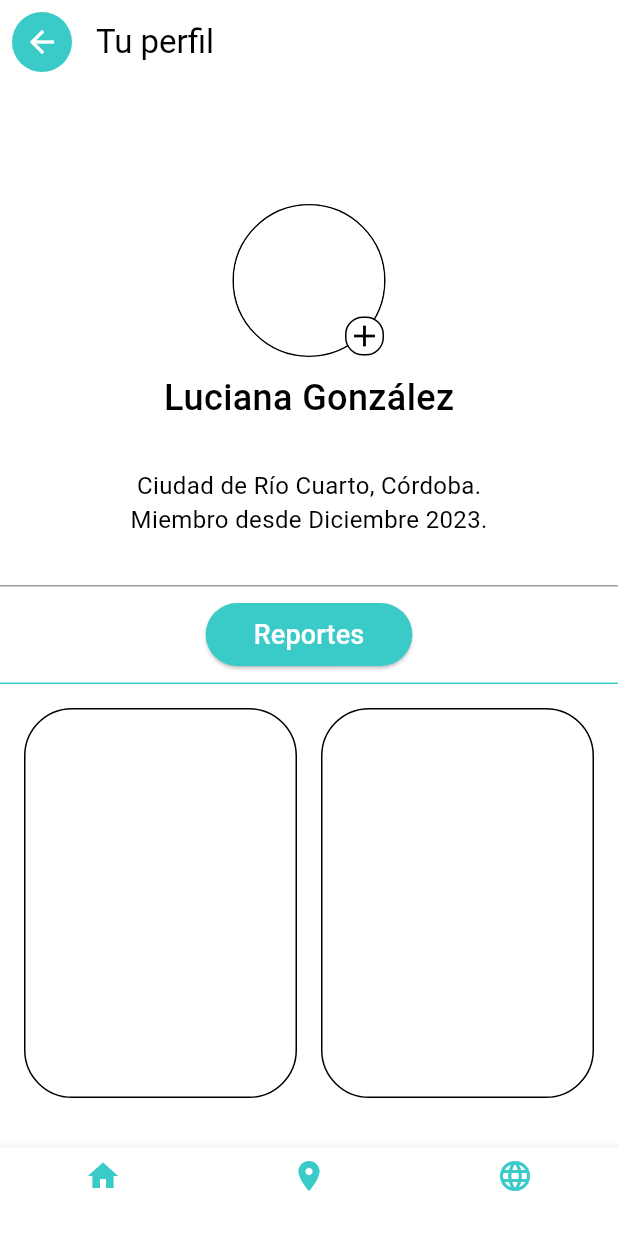
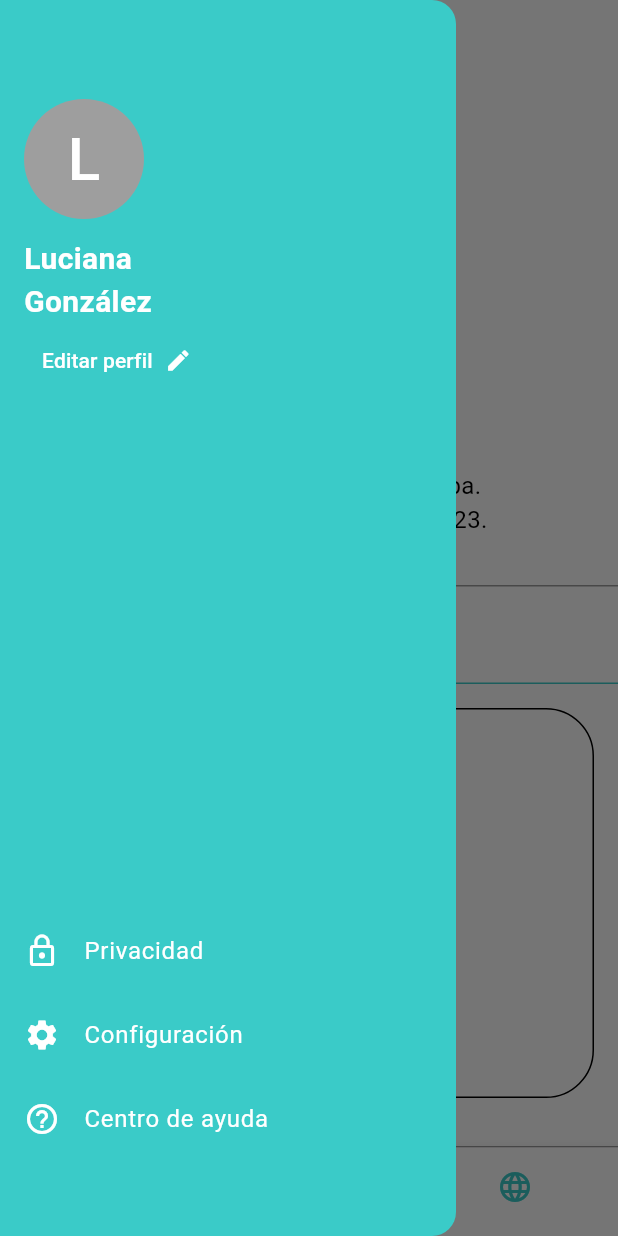
Before and after one commit to tomyrodeghiero/seguridad_vecinal, a Flutter app: the ProfileScreen screen opened by its route, with the side drawer open (before the commit the screen has no drawer), on a phone screen of 412 x 824 dp. Run offline on Flutter 3.47's test engine with Material 3 defaults, Android fonts, the phone set to English and light mode, and no system bars.

Commit message:
Add Drawer

```diff
--- a/lib/screens/profile_screen.dart
+++ b/lib/screens/profile_screen.dart
@@ -2,9 +2,12 @@ import 'package:flutter/material.dart';
 import 'package:seguridad_vecinal/colors.dart';
 
 class ProfileScreen extends StatelessWidget {
+  final GlobalKey<ScaffoldState> _scaffoldKey = GlobalKey<ScaffoldState>();
+
   @override
   Widget build(BuildContext context) {
     return Scaffold(
+      key: _scaffoldKey,
       appBar: AppBar(
         title: Padding(
           padding: const EdgeInsets.symmetric(horizontal: 8.0),
@@ -19,7 +22,7 @@ class ProfileScreen extends StatelessWidget {
           child: IconButton(
             icon: Icon(Icons.arrow_back, color: Colors.white),
             onPressed: () {
-              Navigator.of(context).pop();
+              _scaffoldKey.currentState?.openDrawer();
             },
           ),
         ),
@@ -29,47 +32,131 @@ class ProfileScreen extends StatelessWidget {
         titleSpacing: 0,
         centerTitle: false,
       ),
+      drawer: Drawer(
+        backgroundColor: AppColors.waterGreen400,
+        child: Padding(
+          padding: const EdgeInsets.symmetric(vertical: 50.0),
+          child: Column(
+            children: [
+              Expanded(
+                child: ListView(
+                  padding: EdgeInsets.zero,
+                  children: <Widget>[
+                    Container(
+                      child: Align(
+                        alignment: Alignment.topLeft,
+                        child: Column(
+                          crossAxisAlignment: CrossAxisAlignment.start,
+                          children: [
+                            CircleAvatar(
+                              backgroundColor: Colors.grey,
+                              radius: 40,
+                              child: Text('L',
+                                  style: TextStyle(
+                                      fontSize: 40.0, color: Colors.white)),
+                            ),
+                            SizedBox(
+                              height: 12.0,
+                            ),
+                            Text(
+                              'Luciana',
+                              style: TextStyle(
+                                  fontSize: 20,
+                                  color: Colors.white,
+                                  fontWeight: FontWeight.bold),
+                            ),
+                            Text(
+                              'González',
+                              style: TextStyle(
+                                  fontSize: 20,
+                                  color: Colors.white,
+                                  fontWeight: FontWeight.bold),
+                            ),
+                            TextButton(
+                              onPressed: () {},
+                              child: Row(
+                                mainAxisSize: MainAxisSize.min,
+                                children: <Widget>[
+                                  Text('Editar perfil',
+                                      style: TextStyle(color: Colors.white)),
+                                  SizedBox(width: 8),
+                                  Icon(Icons.edit, color: Colors.white),
+                                ],
+                              ),
+                            ),
+                          ],
+                        ),
+                      ),
+                      padding: EdgeInsets.all(16),
+                    ),
+                  ],
+                ),
+              ),
+              Align(
+                alignment: Alignment.bottomCenter,
+                child: Column(
+                  mainAxisSize: MainAxisSize.min,
+                  children: <Widget>[
+                    ListTile(
+                      leading: Icon(Icons.lock_outline, color: Colors.white),
+                      title: Text('Privacidad',
+                          style: TextStyle(color: Colors.white)),
+                      onTap: () {},
+                    ),
+                    ListTile(
+                      leading: Icon(Icons.settings, color: Colors.white),
+                      title: Text('Configuración',
+                          style: TextStyle(color: Colors.white)),
+                      onTap: () {},
+                    ),
+                    ListTile(
+                      leading: Icon(Icons.help_outline, color: Colors.white),
+                      title: Text('Centro de ayuda',
+                          style: TextStyle(color: Colors.white)),
+                      onTap: () {},
+                    ),
+                  ],
+                ),
+              ),
+            ],
+          ),
+        ),
+      ),
       body: Container(
-        color: Colors.white, // Set the background color to white
+        color: Colors.white,
         child: Column(
           children: <Widget>[
-            SizedBox(height: 80), // Provide spacing from the top
+            SizedBox(height: 80),
             Stack(
-              alignment:
-                  Alignment.center, // Align the stack contents to the center
+              alignment: Alignment.center,
               children: <Widget>[
                 Container(
                   decoration: BoxDecoration(
                     shape: BoxShape.circle,
                     border: Border.all(
-                      color: Colors.black, // Border color
-                      width: 1.0, // Border width
+                      color: Colors.black,
+                      width: 1.0,
                     ),
                   ),
                   child: CircleAvatar(
                     radius: 50,
-                    backgroundColor: Colors
-                        .white, // Set the avatar background color to white
+                    backgroundColor: Colors.white,
                     child: Stack(
                       children: <Widget>[
-                        // If you have an image to display, it should go here
                         Align(
                           alignment: Alignment.bottomRight,
                           child: Container(
                             decoration: BoxDecoration(
-                              color: Colors
-                                  .white, // Background color for the '+' icon
+                              color: Colors.white,
                               border: Border.all(
-                                color: Colors
-                                    .black, // Color of the border around the '+' icon
+                                color: Colors.black,
                               ),
-                              borderRadius: BorderRadius.circular(
-                                  12), // Circular border radius for the '+' icon background
+                              borderRadius: BorderRadius.circular(12),
                             ),
                             child: Icon(
                               Icons.add,
-                              color: Colors.black, // Icon color is black
-                              size: 24, // Icon size can be adjusted
+                              color: Colors.black,
+                              size: 24,
                             ),
                           ),
                         ),
@@ -79,7 +166,7 @@ class ProfileScreen extends StatelessWidget {
                 ),
               ],
             ),
-            SizedBox(height: 10), // Provide spacing between avatar and name
+            SizedBox(height: 10),
             Text(
               'Luciana González',
               style: TextStyle(
@@ -87,72 +174,55 @@ class ProfileScreen extends StatelessWidget {
                   fontWeight: FontWeight.w500,
                   color: Colors.black),
             ),
-
             SizedBox(height: 30),
             Text('Ciudad de Río Cuarto, Córdoba.',
                 style: TextStyle(color: Colors.black, fontSize: 16.0)),
             Text('Miembro desde Diciembre 2023.',
                 style: TextStyle(color: Colors.black, fontSize: 16.0)),
-            SizedBox(height: 32.0), // Provide spacing before the button
+            SizedBox(height: 32.0),
             Container(
               height: 1.0,
-              color: Colors.grey, // Top border color grey
+              color: Colors.grey,
             ),
             Padding(
-              padding: EdgeInsets.symmetric(
-                  vertical: 8.0,
-                  horizontal:
-                      16.0), // Adds margin vertically and horizontal padding around the button
+              padding: EdgeInsets.symmetric(vertical: 8.0, horizontal: 16.0),
               child: Center(
-                // Center the button within the Padding
                 child: ElevatedButton(
                   style: ElevatedButton.styleFrom(
-                    primary: AppColors
-                        .waterGreen400, // Set button background color to watergreen400
-                    onPrimary: Colors.white, // Set text color to white
-                    padding: EdgeInsets.symmetric(
-                        vertical: 8.0,
-                        horizontal:
-                            32.0), // Add padding inside the button for height
+                    primary: AppColors.waterGreen400,
+                    onPrimary: Colors.white,
+                    padding:
+                        EdgeInsets.symmetric(vertical: 8.0, horizontal: 32.0),
                   ),
-                  onPressed: () {
-                    // Handle reports
-                  },
+                  onPressed: () {},
                   child: Text(
                     'Reportes',
                     style: TextStyle(
-                      fontSize: 18.0, // Increase font size here
-                      // You can also adjust other text properties if needed
+                      fontSize: 18.0,
                     ),
                   ),
                 ),
               ),
             ),
-
             Container(
               height: 1.0,
-              color:
-                  AppColors.waterGreen400, // Bottom border color watergreen400
+              color: AppColors.waterGreen400,
             ),
-
             Expanded(
               child: Padding(
-                padding: EdgeInsets.symmetric(
-                    horizontal: 16.0,
-                    vertical: 16.0), // Horizontal padding around all cards
+                padding: const EdgeInsets.symmetric(
+                    horizontal: 16.0, vertical: 16.0),
                 child: GridView.count(
                   crossAxisCount: 2,
-                  childAspectRatio:
-                      0.7, // Smaller value means wider cards, larger value means taller cards
-                  crossAxisSpacing: 16, // Horizontal space between the cards
-                  mainAxisSpacing: 16, // Vertical space between the cards
+                  childAspectRatio: 0.7,
+                  crossAxisSpacing: 16,
+                  mainAxisSpacing: 16,
                   children: List.generate(2, (index) {
                     return Container(
                       decoration: BoxDecoration(
-                        color: Colors.white, // Card background color
-                        border: Border.all(color: Colors.black), // Black border
-                        borderRadius:
-                            BorderRadius.circular(32), // Border radius
+                        color: Colors.white,
+                        border: Border.all(color: Colors.black),
+                        borderRadius: BorderRadius.circular(32),
                       ),
                       child: Center(),
                     );
@@ -163,7 +233,13 @@ class ProfileScreen extends StatelessWidget {
           ],
         ),
       ),
-      bottomNavigationBar: BottomNavigationBar(
+      bottomNavigationBar: Container(
+        decoration: BoxDecoration(
+          border: Border(
+            top: BorderSide(color: Colors.grey, width: 1.0),
+          ),
+        ),
+        child: BottomNavigationBar(
           backgroundColor: Colors.white,
           items: const <BottomNavigationBarItem>[
             BottomNavigationBarItem(
@@ -180,8 +256,10 @@ class ProfileScreen extends StatelessWidget {
             ),
           ],
           selectedItemColor: AppColors.waterGreen400,
-        unselectedItemColor: Colors.grey,
-        showUnselectedLabels: true,
+          unselectedItemColor: Colors.grey[100],
+          showSelectedLabels: false,
+          showUnselectedLabels: false,
+        ),
       ),
     );
   }
```
Lines whose indentation alone changed are shown as unchanged.
